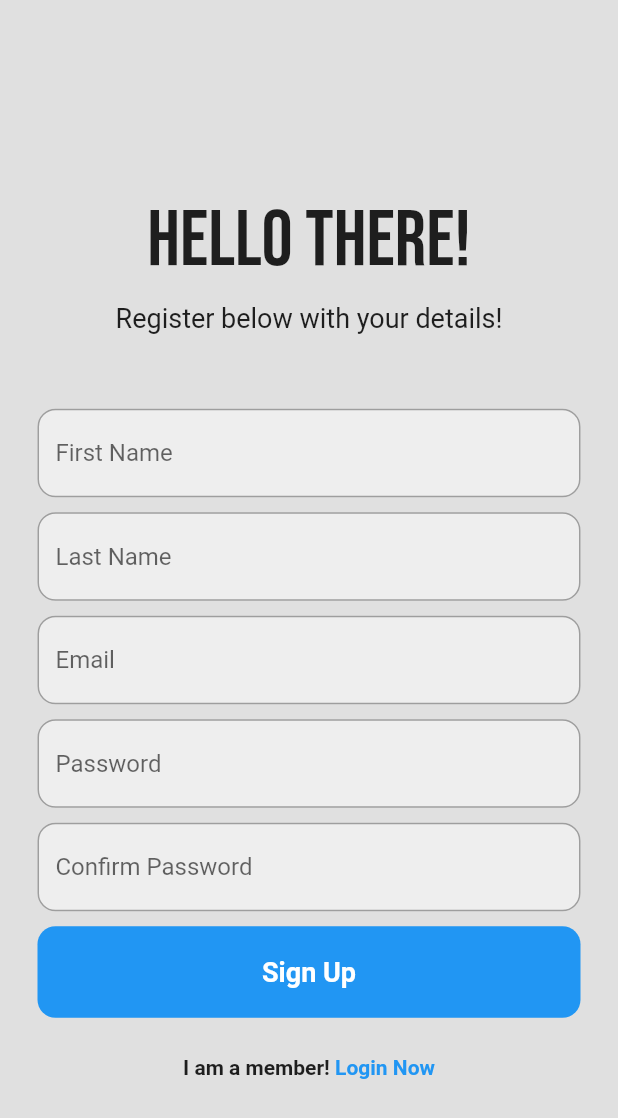
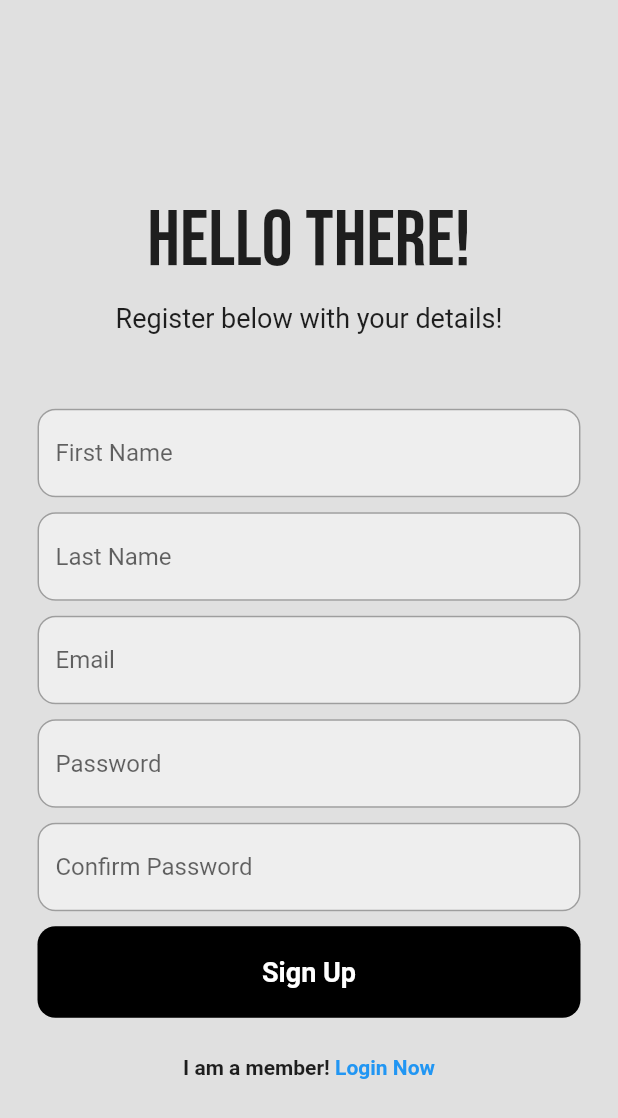
Before and after one commit to dachmiel/StrongEats, a Flutter app: the screen it shows after launch, after a tap on "Log In", after a tap on "Register now", on a phone screen of 412 x 824 dp. Shown: the top 1118 px of the screen. Run offline on Flutter 3.47's test engine with Material 2 defaults, Android fonts, the phone set to English and light mode, and no system bars; our stand-ins replace cloud_firestore, email_validator, firebase_auth, firebase_core, google_fonts; accounts and stored records are empty.

Commit message:
+most up to date working version

```diff
--- a/strongeats_app/lib/pages/login_page.dart
+++ b/strongeats_app/lib/pages/login_page.dart
@@ -45,68 +45,16 @@ class _LoginPageState extends State<LoginPage> {
         Navigator.of(context).pop();
       } on FirebaseAuthException catch (e) {
         // pop the loading circle
+        print(e);
         Navigator.of(context).pop();
 
-        // errorMessage();
-        // return "Invalid email or password";
         setState(() {
           // Show the error message
           invalidEmailPasswordVisible = true;
         });
-
-        // // WRONG EMAIL
-        // if (e.code == 'user-not-found') {
-        //   wrongEmailMessage();
-        //   // print('No user found for that email.');
-        // }
-
-        // // WRONG PASSWORD
-        // else if (e.code == 'wrong-password') {
-        //   wrongPasswordMessage();
-        //   // print('Wrong password provided for that user.');
-        // }
       }
     }
   }
-
-  // generic error message
-  void errorMessage() {
-    showDialog(
-      context: context,
-      builder: (context) {
-        return AlertDialog(
-          title: Text(
-            'Invalid email or password',
-            style: TextStyle(fontSize: 16),
-          ),
-        );
-      },
-    );
-  }
-
-  // // wrong email message popup
-  // void wrongEmailMessage() {
-  //   showDialog(
-  //     context: context,
-  //     builder: (context) {
-  //       return const AlertDialog(
-  //         title: Text('No user found for that email'),
-  //       );
-  //     },
-  //   );
-  // }
-
-  // // wrong password message popup
-  // void wrongPasswordMessage() {
-  //   showDialog(
-  //     context: context,
-  //     builder: (context) {
-  //       return const AlertDialog(
-  //         title: Text('Incorrect Password'),
-  //       );
-  //     },
-  //   );
-  // }
 
   @override
   void dispose() {
@@ -179,7 +127,7 @@ class _LoginPageState extends State<LoginPage> {
                             // Show the error message
                             invalidEmailPasswordVisible = false;
                           });
-                          return "Enter valid email";
+                          return "Enter a valid email";
                         }
                         return null;
                       },
@@ -285,7 +233,7 @@ class _LoginPageState extends State<LoginPage> {
                       child: Container(
                         padding: const EdgeInsets.all(20),
                         decoration: BoxDecoration(
-                          color: Colors.blueAccent,
+                          color: Colors.black,
                           borderRadius: BorderRadius.circular(8),
                         ),
                         child: const Center(
--- a/strongeats_app/lib/pages/register_page.dart
+++ b/strongeats_app/lib/pages/register_page.dart
@@ -212,7 +212,7 @@ class _RegisterPageState extends State<RegisterPage> {
                     child: Container(
                       padding: const EdgeInsets.all(20),
                       decoration: BoxDecoration(
-                        color: Colors.blue,
+                        color: Colors.black,
                         borderRadius: BorderRadius.circular(12),
                       ),
                       child: const Center(
```
